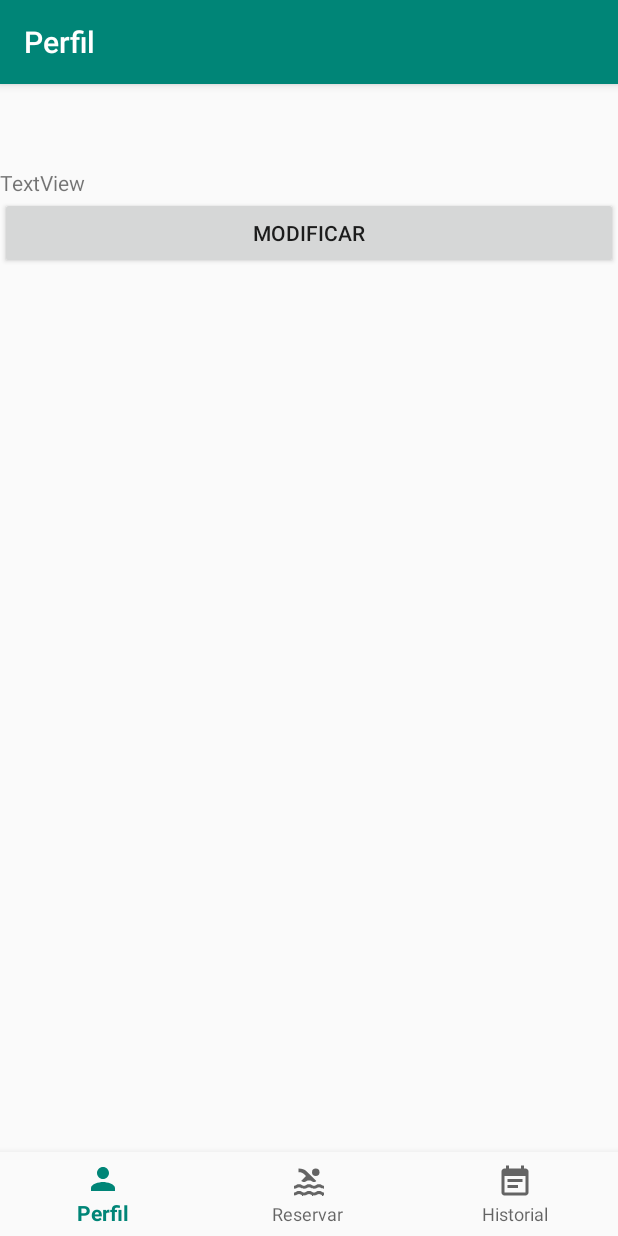
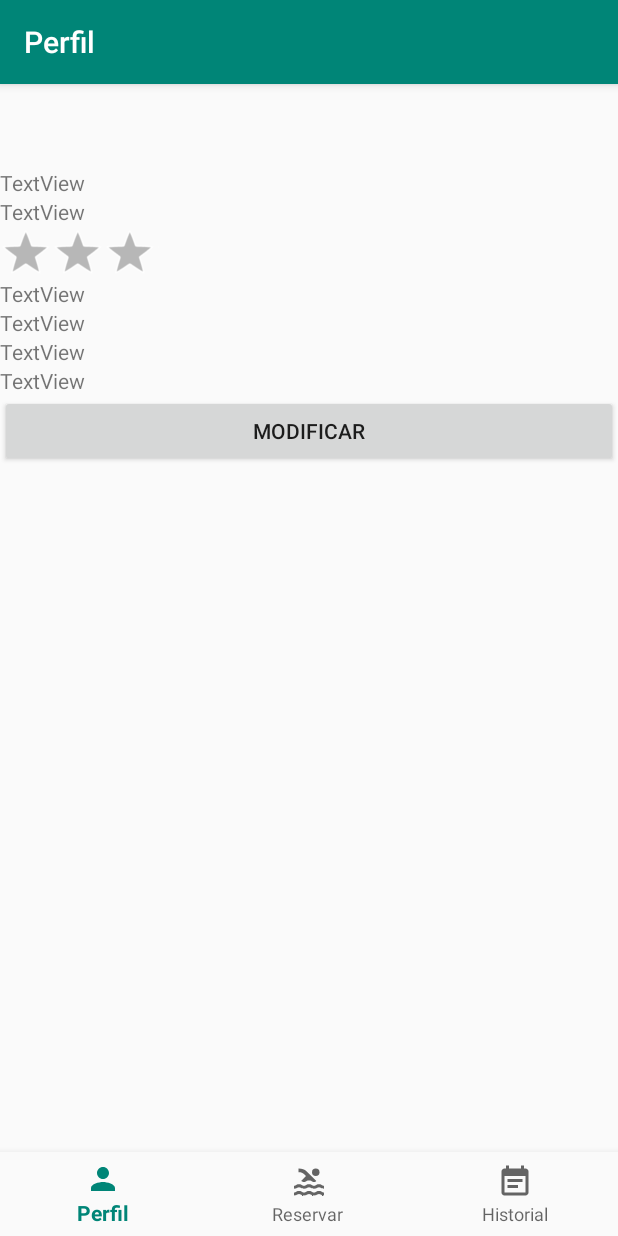
Before and after one commit to Giancarlo987/PisciSoft, an Android app: the PerfilFragment screen opened directly, with no data from a screen before it, on a phone screen of 412 x 824 dp. Run offline under Robolectric (Android 15) with nearby library versions, the phone set to English and light mode, and no system bars; our stand-ins replace Firebase (no records; nobody signed in at launch, a user with empty details on screens opened directly), navigation-ui.

Commit message:
Datos en perfil

```diff
--- a/PiscisoftMobile/app/src/main/java/com/example/piscisoftmobile/Model/Usuario.kt
+++ b/PiscisoftMobile/app/src/main/java/com/example/piscisoftmobile/Model/Usuario.kt
@@ -2,12 +2,12 @@ package com.example.piscisoftmobile.Model
 
 
 data class Usuario(
-    var nombre: String? = null,
+    var celular: String? = null,
     var codigo: String? = null,
-    var celular: String? = null,
     var estado: String? = null,
     var inasistencias: Number? = null,
     var nivel: String? = null,
+    var nombre: String? = null,
     var password: String? = null,
     var tipo: String? = null
 )
--- a/PiscisoftMobile/app/src/main/java/com/example/piscisoftmobile/PerfilFragment.kt
+++ b/PiscisoftMobile/app/src/main/java/com/example/piscisoftmobile/PerfilFragment.kt
@@ -3,6 +3,7 @@ package com.example.piscisoftmobile
 import android.content.Context
 import android.content.Intent
 import android.content.SharedPreferences
+import android.graphics.Bitmap
 import android.os.Bundle
 import android.util.Log
 import android.view.LayoutInflater
@@ -12,6 +13,7 @@ import android.widget.Button
 import android.widget.TextView
 import android.widget.Toast
 import androidx.fragment.app.Fragment
+import com.example.piscisoftmobile.Model.Usuario
 import com.google.firebase.firestore.FirebaseFirestore
 import kotlinx.android.synthetic.main.fragment_perfil.*
 
@@ -21,7 +23,6 @@ class PerfilFragment : Fragment() {
 
     private lateinit var mContext: Context
 
-
     override fun onCreateView(
         inflater: LayoutInflater,
         container: ViewGroup?,
@@ -30,7 +31,6 @@ class PerfilFragment : Fragment() {
 
         val root = inflater.inflate(R.layout.fragment_perfil, container, false)
         val btn_modificar: Button = root.findViewById(R.id.btn_modificar)
-        val tv_prueba: TextView = root.findViewById(R.id.tv_prueba)
 
 
         //Obtener el usuario que se logueo
@@ -48,6 +48,7 @@ class PerfilFragment : Fragment() {
 
     }
 
+
     private fun verInfoUsuario(userID : String?){
         val db = FirebaseFirestore.getInstance()
         val ref = db.collection("usuario")
@@ -56,9 +57,14 @@ class PerfilFragment : Fragment() {
         query.get()
             .addOnSuccessListener { documents ->
                 for (document in documents) {
-                    Log.d("MYTAG","${document.data}")
-                    val datos = "${document.data}"
-                    tv_prueba.text = datos
+                    val datos = document.data
+                    tv_nombre.text = datos["nombre"].toString()
+                    tv_codigo.text = datos["codigo"].toString()
+                    rv_inasistencias.rating = datos["inasistencias"].toString().toFloat()
+                    tv_estado.text = datos["estado"].toString()
+                    tv_tipo.text = datos["tipo"].toString()
+                    tv_nivel.text = datos["nivel"].toString()
+                    tv_observaciones.text = datos["observaciones"].toString()
                 }
             }
             .addOnFailureListener{
--- a/PiscisoftMobile/app/src/main/java/com/example/piscisoftmobile/RegistroActivity.kt
+++ b/PiscisoftMobile/app/src/main/java/com/example/piscisoftmobile/RegistroActivity.kt
@@ -27,8 +27,8 @@ class RegistroActivity : AppCompatActivity() {
                 "Juana",
                 "111",
                 "1234",
-                "fdgf",
                 3,
+                "kkm",
                 "fef",
                 "rgg",
                 "fefef"
--- a/PiscisoftMobile/app/src/main/res/layout/fragment_perfil.xml
+++ b/PiscisoftMobile/app/src/main/res/layout/fragment_perfil.xml
@@ -12,8 +12,53 @@
         tools:layout_editor_absoluteX="283dp"
         tools:layout_editor_absoluteY="386dp">
 
+        <ImageView
+            android:id="@+id/iv_foto"
+            android:layout_width="match_parent"
+            android:layout_height="wrap_content"
+            tools:srcCompat="@tools:sample/avatars[3]" />
+
         <TextView
-            android:id="@+id/tv_prueba"
+            android:id="@+id/tv_nombre"
+            android:layout_width="match_parent"
+            android:layout_height="wrap_content"
+            android:text="TextView" />
+
+        <TextView
+            android:id="@+id/tv_codigo"
+            android:layout_width="match_parent"
+            android:layout_height="wrap_content"
+            android:text="TextView" />
+
+        <RatingBar
+            android:id="@+id/rv_inasistencias"
+            style="@android:style/Widget.Holo.RatingBar.Indicator"
+            android:layout_width="106dp"
+            android:layout_height="wrap_content"
+            android:isIndicator="true"
+            android:numStars="3"
+            android:stepSize="1" />
+
+        <TextView
+            android:id="@+id/tv_estado"
+            android:layout_width="match_parent"
+            android:layout_height="wrap_content"
+            android:text="TextView" />
+
+        <TextView
+            android:id="@+id/tv_tipo"
+            android:layout_width="match_parent"
+            android:layout_height="wrap_content"
+            android:text="TextView" />
+
+        <TextView
+            android:id="@+id/tv_nivel"
+            android:layout_width="match_parent"
+            android:layout_height="wrap_content"
+            android:text="TextView" />
+
+        <TextView
+            android:id="@+id/tv_observaciones"
             android:layout_width="match_parent"
             android:layout_height="wrap_content"
             android:text="TextView" />
@@ -23,5 +68,6 @@
             android:layout_width="match_parent"
             android:layout_height="wrap_content"
             android:text="Modificar" />
+
     </LinearLayout>
 </androidx.constraintlayout.widget.ConstraintLayout>
```
